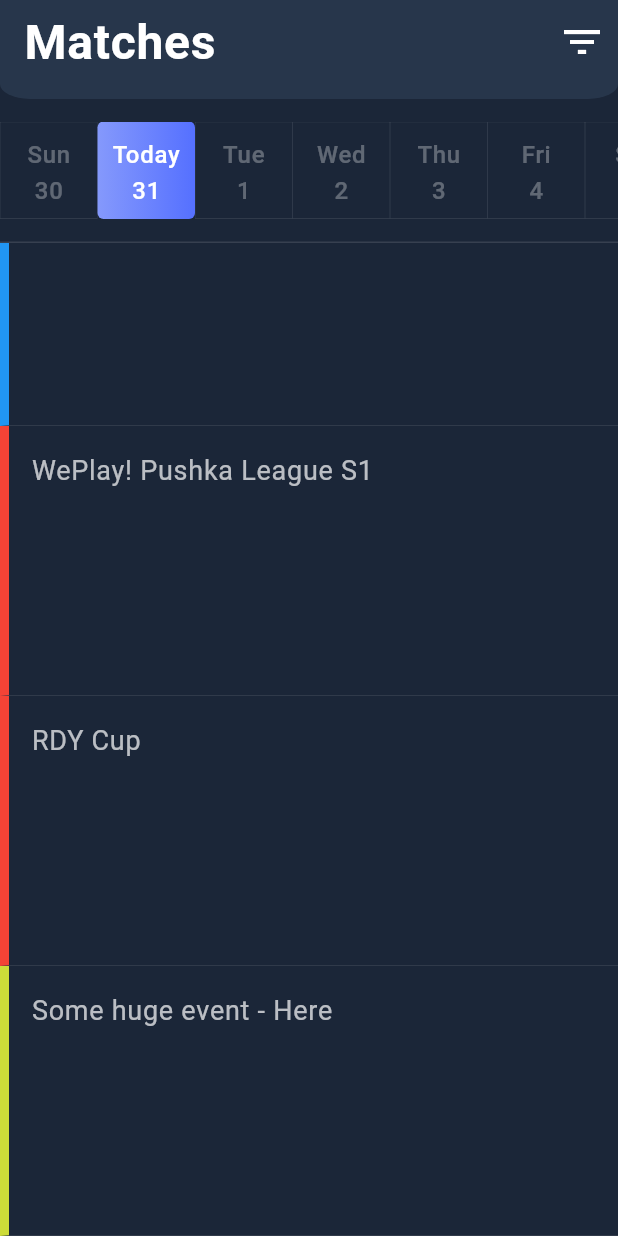
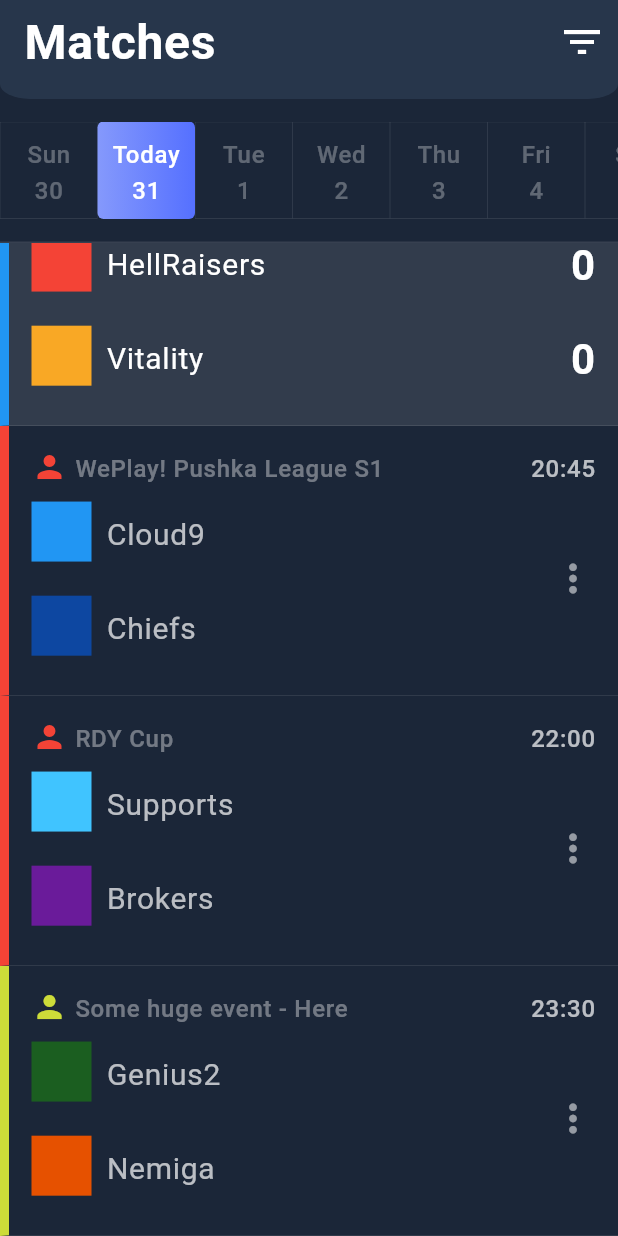
Before and after one commit to IvoBiaus/Flutter-Esportsium-UI, a Flutter app: the Matches screen opened directly, scrolled down 238 dp, on a phone screen of 412 x 824 dp. Run offline on Flutter 3.47's test engine with Material 2 defaults, Android fonts, the phone set to English and light mode, and no system bars.

Commit message:
Added the Match Card widget for the Matches screen

```diff
--- a/lib/constants/mocked_data.dart
+++ b/lib/constants/mocked_data.dart
@@ -123,6 +123,7 @@ Match alpha = Match(
   teamTwo: two,
   teamOneScore: 3,
   teamTwoScore: 4,
+  ended: true,
 );
 
 Match bravo = Match(
--- a/lib/models/match.dart
+++ b/lib/models/match.dart
@@ -11,6 +11,7 @@ class Match {
   int teamTwoScore;
   String time;
   Game game;
+  bool ended;
 
   Match({
     @required this.name,
@@ -21,5 +22,14 @@ class Match {
     this.teamOneScore = 0,
     this.teamTwoScore = 0,
     this.time = "00:00",
+    this.ended = false,
   });
+
+  bool teamOneWonOrTie() {
+    return this.teamOneScore >= this.teamTwoScore;
+  }
+
+  bool teamTwoWonOrTie() {
+    return this.teamTwoScore >= this.teamOneScore;
+  }
 }
--- a/lib/screens/Matches/widgets/match_card.dart
+++ b/lib/screens/Matches/widgets/match_card.dart
@@ -1,5 +1,6 @@
 import 'package:flutter/material.dart';
 import 'package:flutteresportsiumui/models/match.dart';
+import 'package:flutteresportsiumui/models/team.dart';
 
 class MatchCard extends StatelessWidget {
   final Match match;
@@ -11,25 +12,146 @@ class MatchCard extends StatelessWidget {
     return Container(
       width: double.infinity,
       decoration: BoxDecoration(
-        border: Border(
-          left: BorderSide(
-            color: match.game.color,
-            width: 6,
-          ),
-          bottom: BorderSide(
-            color: Colors.white12,
-            width: 0.5,
-          ),
-        ),
+        color: match.isLive ? Colors.white10 : null,
+        border: _colorBorder(),
       ),
       padding: const EdgeInsets.all(15),
       height: 180,
       child: Column(
         crossAxisAlignment: CrossAxisAlignment.start,
         children: [
-          Text(match.name),
+          Row(
+            children: [
+              Icon(
+                Icons.person,
+                color: match.game.color,
+              ),
+              SizedBox(width: 5),
+              Expanded(
+                child: Text(
+                  match.name,
+                  style: TextStyle(
+                    color: Colors.white38,
+                    fontWeight: FontWeight.w500,
+                    fontSize: 16,
+                  ),
+                ),
+              ),
+              _broadcastTime(),
+            ],
+          ),
+          Expanded(
+            child: Row(
+              mainAxisAlignment: MainAxisAlignment.spaceBetween,
+              children: [
+                Expanded(
+                  child: Column(
+                    mainAxisAlignment: MainAxisAlignment.spaceAround,
+                    children: [
+                      _team(match.teamOne),
+                      _team(match.teamTwo),
+                    ],
+                  ),
+                ),
+                _scores(),
+              ],
+            ),
+          )
         ],
       ),
     );
   }
+
+  _colorBorder() {
+    return Border(
+      left: BorderSide(
+        color: match.game.color,
+        width: 6,
+      ),
+      bottom: BorderSide(
+        color: Colors.white12,
+        width: 0.5,
+      ),
+    );
+  }
+
+  _broadcastTime() {
+    return match.isLive
+        ? Container(
+            padding: EdgeInsets.symmetric(horizontal: 8, vertical: 4),
+            decoration: BoxDecoration(
+              color: Colors.red,
+              borderRadius: BorderRadius.circular(4),
+            ),
+            child: Text(
+              "Live",
+              style: TextStyle(
+                fontWeight: FontWeight.bold,
+                fontSize: 16,
+                height: 1,
+              ),
+            ),
+          )
+        : Text(
+            match.ended ? '' : match.time,
+            style: TextStyle(
+              color: Colors.white70,
+              fontWeight: FontWeight.w500,
+              fontSize: 16,
+            ),
+          );
+  }
+
+  _scores() {
+    bool showScores = match.ended || match.isLive;
+    return showScores
+        ? Column(
+            mainAxisAlignment: MainAxisAlignment.spaceAround,
+            children: [
+              Text(
+                "${match.teamOneScore}",
+                style: TextStyle(
+                  color:
+                      match.teamOneWonOrTie() ? Colors.white : Colors.white54,
+                  fontWeight: FontWeight.bold,
+                  fontSize: 28,
+                ),
+              ),
+              Text(
+                "${match.teamTwoScore}",
+                style: TextStyle(
+                  color:
+                      match.teamTwoWonOrTie() ? Colors.white : Colors.white54,
+                  fontWeight: FontWeight.bold,
+                  fontSize: 28,
+                ),
+              ),
+            ],
+          )
+        : Icon(
+            Icons.more_vert,
+            color: Colors.white54,
+            size: 30,
+          );
+  }
+
+  _team(Team team) {
+    return Row(
+      children: [
+        Container(
+          margin: EdgeInsets.only(right: 10),
+          height: 40,
+          width: 40,
+          color: team.teamColor,
+        ),
+        Text(
+          team.name,
+          style: TextStyle(
+            color: match.isLive ? Colors.white : null,
+            fontSize: 20,
+          ),
+        ),
+      ],
+    );
+  }
 }
```
